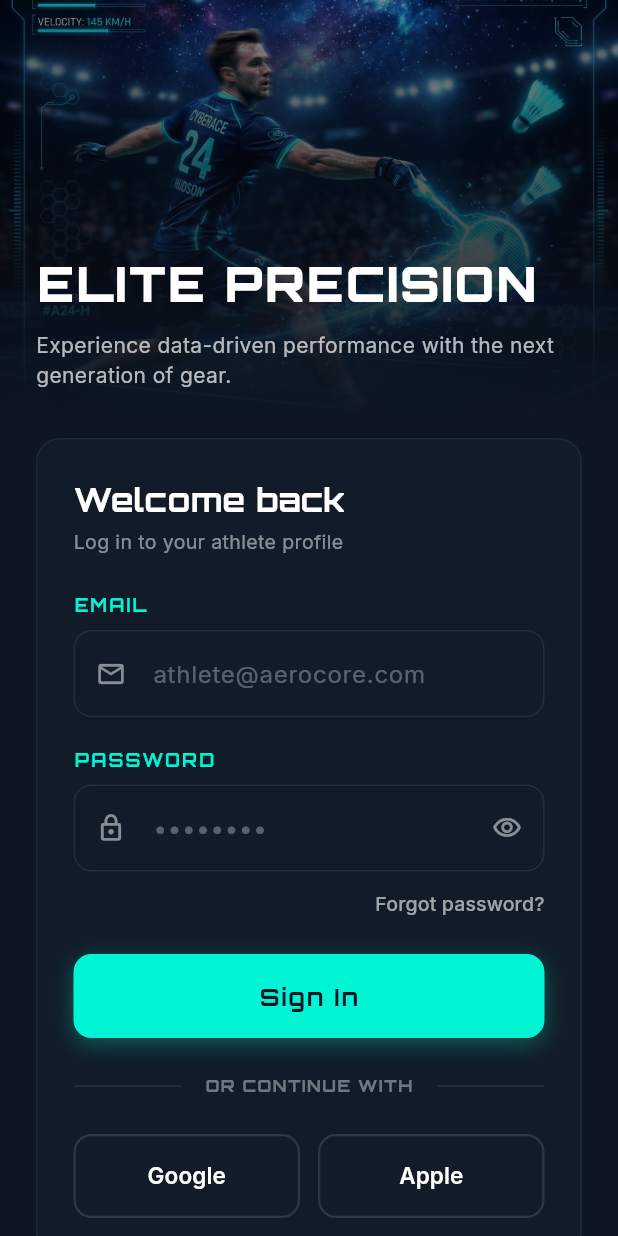
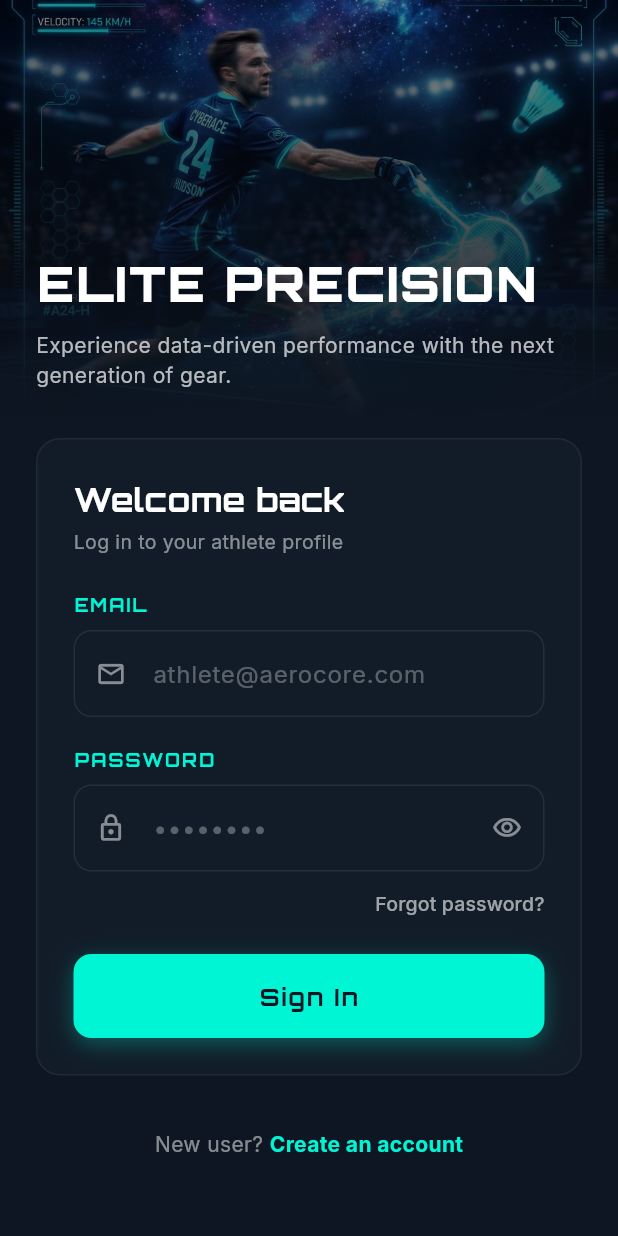
Before and after one commit to howardwhw04/cp_badminton_racket_recommender, a Flutter app: the screen it shows after launch, on a phone screen of 412 x 824 dp. Run offline on Flutter 3.47's test engine with Material 3 defaults, Android fonts, the light colour scheme and no system bars; our stand-ins replace google_fonts, supabase_flutter; accounts and stored records are empty.

Commit message:
refactor: resolve button layout overflow, remove social login, and address deprecations
- Fix RenderFlex overflow in CustomButton by wrapping Row text with Flexible and ellipsis.
- Remove unsupported social login options (Google/Apple) and divider from login screen.
- Update deprecated Color.withOpacity usage to Color.withValues.
- Change deprecated anonKey to publishableKey in Supabase configurations.
- Update deprecated MethodChannel.setMockMethodCallHandler in tests.
- Clean up unused material import in widget test.

# Please enter the commit message for your changes. Lines starting
# with '#' will be ignored, and an empty message aborts the commit.
#
# On branch main
# Your branch is up to date with 'origin/main'.
#
# Changes to be committed:
#	new file:   devtools_options.yaml
#	modified:   lib/main.dart
#	modified:   lib/screens/login_screen.dart
#	modified:   lib/widgets/custom_button.dart
#	modified:   test/widget_test.dart
#

```diff
--- /dev/null
+++ b/devtools_options.yaml
@@ -0,0 +1,3 @@
+description: This file stores settings for Dart & Flutter DevTools.
+documentation: https://docs.flutter.dev/tools/devtools/extensions#configure-extension-enablement-states
+extensions:
--- a/lib/main.dart
+++ b/lib/main.dart
@@ -10,7 +10,7 @@ void main() async {
   WidgetsFlutterBinding.ensureInitialized();
   await Supabase.initialize(
     url: SupabaseConfig.url,
-    anonKey: SupabaseConfig.anonKey,
+    publishableKey: SupabaseConfig.anonKey,
   );
   runApp(
     ChangeNotifierProvider(create: (_) => AppState(), child: const MyApp()),
--- a/lib/screens/login_screen.dart
+++ b/lib/screens/login_screen.dart
@@ -78,15 +78,6 @@ class _LoginScreenState extends State<LoginScreen> {
     }
   }
 
-  void _showOAuthMessage(String provider) {
-    ScaffoldMessenger.of(context).showSnackBar(
-      SnackBar(
-        content: Text("$provider login is not configured. Please use Email/Password."),
-        backgroundColor: const Color(0xFF111C28),
-      ),
-    );
-  }
-
   @override
   Widget build(BuildContext context) {
     return Scaffold(
@@ -114,7 +105,7 @@ class _LoginScreenState extends State<LoginScreen> {
                   decoration: BoxDecoration(
                     gradient: LinearGradient(
                       colors: [
-                        Colors.black.withOpacity(0.4),
+                        Colors.black.withValues(alpha: 0.4),
                         const Color(0xFF0D1622),
                       ],
                       begin: Alignment.topCenter,
@@ -144,7 +135,7 @@ class _LoginScreenState extends State<LoginScreen> {
                       Text(
                         "Experience data-driven performance with the next generation of gear.",
                         style: TextStyle(
-                          color: Colors.white.withOpacity(0.7),
+                          color: Colors.white.withValues(alpha: 0.7),
                           fontFamily: 'Inter',
                           fontSize: 14,
                           height: 1.4,
@@ -165,7 +156,7 @@ class _LoginScreenState extends State<LoginScreen> {
                   color: const Color(0xFF111C28),
                   borderRadius: BorderRadius.circular(16),
                   border: Border.all(
-                    color: Colors.white.withOpacity(0.06),
+                    color: Colors.white.withValues(alpha: 0.06),
                     width: 1,
                   ),
                 ),
@@ -185,7 +176,7 @@ class _LoginScreenState extends State<LoginScreen> {
                     Text(
                       _isSignUp ? "Sign up to track your gear calibration" : "Log in to your athlete profile",
                       style: TextStyle(
-                        color: Colors.white.withOpacity(0.5),
+                        color: Colors.white.withValues(alpha: 0.5),
                         fontFamily: 'Inter',
                         fontSize: 13,
                       ),
@@ -232,7 +223,7 @@ class _LoginScreenState extends State<LoginScreen> {
                           child: Text(
                             "Forgot password?",
                             style: TextStyle(
-                              color: Colors.white.withOpacity(0.6),
+                              color: Colors.white.withValues(alpha: 0.6),
                               fontFamily: 'Inter',
                               fontSize: 13,
                             ),
@@ -247,60 +238,7 @@ class _LoginScreenState extends State<LoginScreen> {
                       isLoading: _isLoading,
                       onPressed: _handleAuth,
                     ),
-                    const SizedBox(height: 24),
 
-                    // OR CONTINUE WITH Separator
-                    Row(
-                      children: [
-                        Expanded(
-                          child: Divider(
-                            color: Colors.white.withOpacity(0.1),
-                            thickness: 1,
-                          ),
-                        ),
-                        Padding(
-                          padding: const EdgeInsets.symmetric(horizontal: 16.0),
-                          child: Text(
-                            "OR CONTINUE WITH",
-                            style: TextStyle(
-                              color: Colors.white.withOpacity(0.4),
-                              fontFamily: 'Orbitron',
-                              fontSize: 11,
-                              fontWeight: FontWeight.bold,
-                              letterSpacing: 1.0,
-                            ),
-                          ),
-                        ),
-                        Expanded(
-                          child: Divider(
-                            color: Colors.white.withOpacity(0.1),
-                            thickness: 1,
-                          ),
-                        ),
-                      ],
-                    ),
-                    const SizedBox(height: 24),
-
-                    // Social Sign In Row
-                    Row(
-                      children: [
-                        Expanded(
-                          child: CustomButton(
-                            text: "Google",
-                            isPrimary: false,
-                            onPressed: () => _showOAuthMessage("Google"),
-                          ),
-                        ),
-                        const SizedBox(width: 12),
-                        Expanded(
-                          child: CustomButton(
-                            text: "Apple",
-                            isPrimary: false,
-                            onPressed: () => _showOAuthMessage("Apple"),
-                          ),
-                        ),
-                      ],
-                    ),
                   ],
                 ),
               ),
@@ -315,7 +253,7 @@ class _LoginScreenState extends State<LoginScreen> {
                   Text(
                     _isSignUp ? "Already have an account? " : "New user? ",
                     style: TextStyle(
-                      color: Colors.white.withOpacity(0.5),
+                      color: Colors.white.withValues(alpha: 0.5),
                       fontFamily: 'Inter',
                       fontSize: 14,
                     ),
--- a/lib/widgets/custom_button.dart
+++ b/lib/widgets/custom_button.dart
@@ -30,7 +30,7 @@ class CustomButton extends StatelessWidget {
           borderRadius: BorderRadius.circular(12),
           boxShadow: [
             BoxShadow(
-              color: const Color(0xFF00F5D4).withOpacity(0.3),
+              color: const Color(0xFF00F5D4).withValues(alpha: 0.3),
               blurRadius: 12,
               offset: const Offset(0, 4),
             ),
@@ -59,13 +59,17 @@ class CustomButton extends StatelessWidget {
               : Row(
                   mainAxisAlignment: MainAxisAlignment.center,
                   children: [
-                    Text(
+                    Flexible(
+                      child: Text(
                         text,
+                        overflow: TextOverflow.ellipsis,
+                        maxLines: 1,
                         style: const TextStyle(
                           fontFamily: 'Orbitron',
                           fontSize: 16,
                           fontWeight: FontWeight.bold,
                           letterSpacing: 1.2,
+                        ),
                       ),
                     ),
                     if (trailingIcon != null) ...[
@@ -85,11 +89,11 @@ class CustomButton extends StatelessWidget {
           onPressed: isLoading ? null : onPressed,
           style: OutlinedButton.styleFrom(
             foregroundColor: Colors.white,
-            side: BorderSide(color: Colors.white.withOpacity(0.12), width: 1.5),
+            side: BorderSide(color: Colors.white.withValues(alpha: 0.12), width: 1.5),
             shape: RoundedRectangleBorder(
               borderRadius: BorderRadius.circular(12),
             ),
-            backgroundColor: const Color(0xFF111C28).withOpacity(0.5),
+            backgroundColor: const Color(0xFF111C28).withValues(alpha: 0.5),
           ),
           child: isLoading
               ? const SizedBox(
```
Also changed, not shown: 1 other file. Lines whose indentation alone changed are shown as unchanged.
